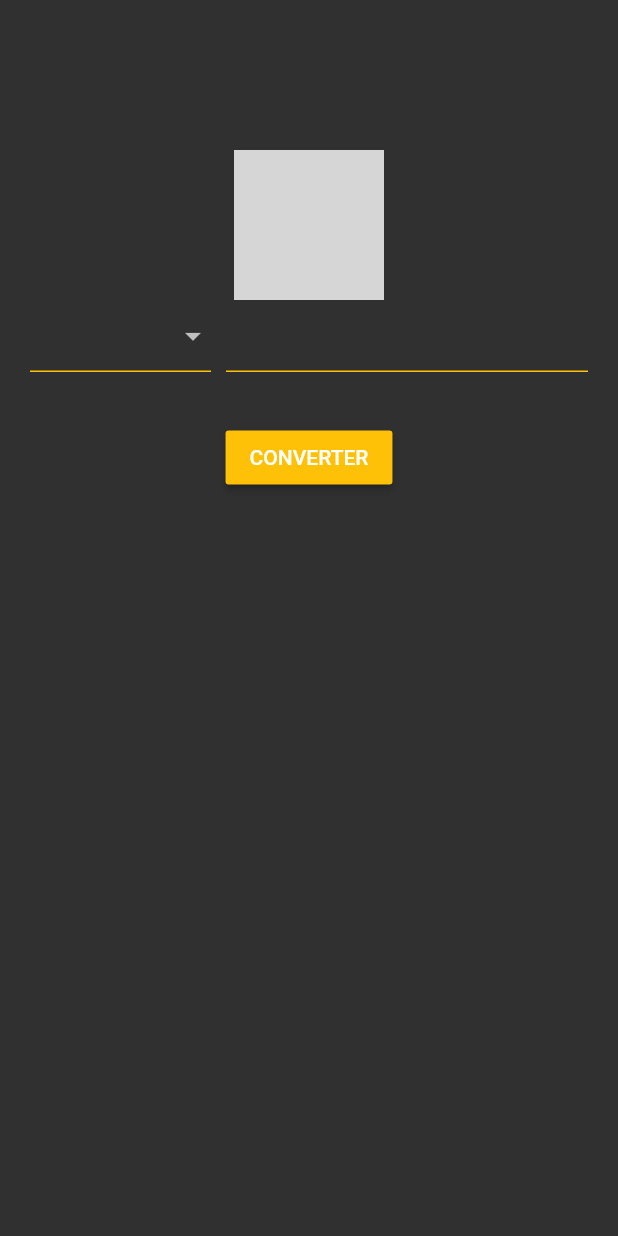
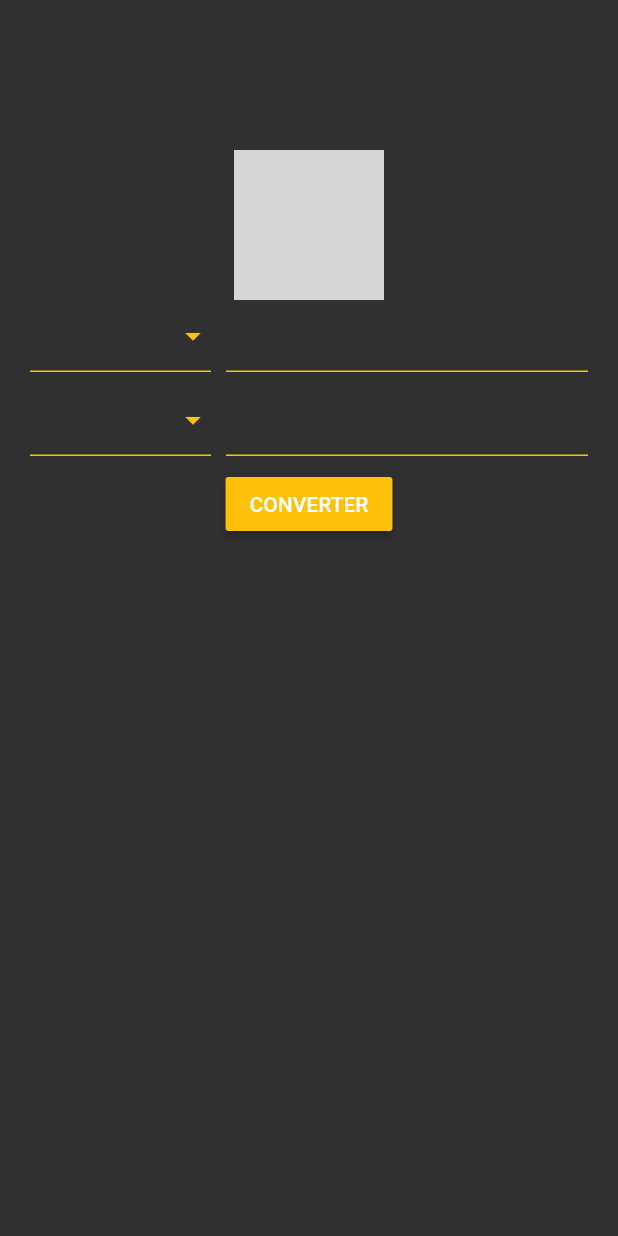
Before and after one commit to lucasshinozaki/estudo-flutter, a Flutter app: the screen it shows after launch, on a phone screen of 412 x 824 dp. Run offline on Flutter 3.47's test engine with Material 2 defaults, Android fonts, the phone set to English and light mode, and no system bars; missing offline and left inert: dart:html; grey boxes are pictures that could not be loaded.

Commit message:
currency converter: Componentizing the view

```diff
--- /dev/null
+++ b/currency_converter_flutter_application/lib/app/components/currency_box.dart
@@ -0,0 +1,49 @@
+import 'package:flutter/material.dart';
+
+class CurrencyBox extends StatelessWidget {
+  const CurrencyBox({Key? key}) : super(key: key);
+
+  @override
+  Widget build(BuildContext context) {
+    return Row(
+      crossAxisAlignment: CrossAxisAlignment.start,
+      children: [
+        Expanded(
+            child: SizedBox(
+          height: 56,
+          child: DropdownButton(
+            iconEnabledColor: Colors.amber,
+            isExpanded: true,
+            underline: Container(
+              height: 1,
+              color: Colors.amber,
+            ),
+            items: const [
+              DropdownMenuItem(
+                value: 1,
+                child: Text('Real'),
+              ),
+              DropdownMenuItem(
+                value: 2,
+                child: Text('Dolar'),
+              ),
+            ],
+            onChanged: (value) {},
+          ),
+        )),
+        SizedBox(width: 10),
+        Expanded(
+          flex: 2,
+          child: TextField(
+            decoration: InputDecoration(
+                enabledBorder: UnderlineInputBorder(
+                  borderSide: BorderSide(color: Colors.amber),
+                ),
+                focusedBorder: UnderlineInputBorder(
+                    borderSide: BorderSide(color: Colors.amber))),
+          ),
+        )
+      ],
+    );
+  }
+}
--- a/currency_converter_flutter_application/lib/app/views/home_view.dart
+++ b/currency_converter_flutter_application/lib/app/views/home_view.dart
@@ -1,3 +1,4 @@
+import 'package:currency_converter_flutter_application/app/components/currency_box.dart';
 import 'package:flutter/material.dart';
 
 class HomeView extends StatelessWidget {
@@ -19,49 +20,8 @@ class HomeView extends StatelessWidget {
                 width: 100,
                 height: 100,
               ),
-              SizedBox(
-                width: MediaQuery.of(context).size.width,
-                child: Row(
-                  crossAxisAlignment: CrossAxisAlignment.start,
-                  children: [
-                    Expanded(
-                      child: SizedBox(
-                      height: 56,
-                      child: DropdownButton(
-                        isExpanded: true,
-                        underline: Container(
-                          height: 1,
-                          color: Colors.amber,
-                        ),
-                        items: const [
-                          DropdownMenuItem(
-                            value: 1,
-                            child: Text('Real'),
-                          ),
-                          DropdownMenuItem(
-                            value: 2,
-                            child: Text('Dolar'),
-                          ),
-                        ],
-                        onChanged: (value) {},
-                      ),
-                    )),
-                    SizedBox(width: 10),
-                    Expanded(
-                      flex: 2,
-                      child: TextField(
-                        decoration: InputDecoration(
-                            enabledBorder: UnderlineInputBorder(
-                              borderSide: BorderSide(color: Colors.amber),
-                            ),
-                            focusedBorder: UnderlineInputBorder(
-                                borderSide: BorderSide(color: Colors.amber))),
-                      ),
-                    )
-                  ],
-                ),
-              ),
-              SizedBox(height: 25),
+              CurrencyBox(),
+              CurrencyBox(),
               RaisedButton(
                 color: Colors.amber,
                 onPressed: () {},
```
